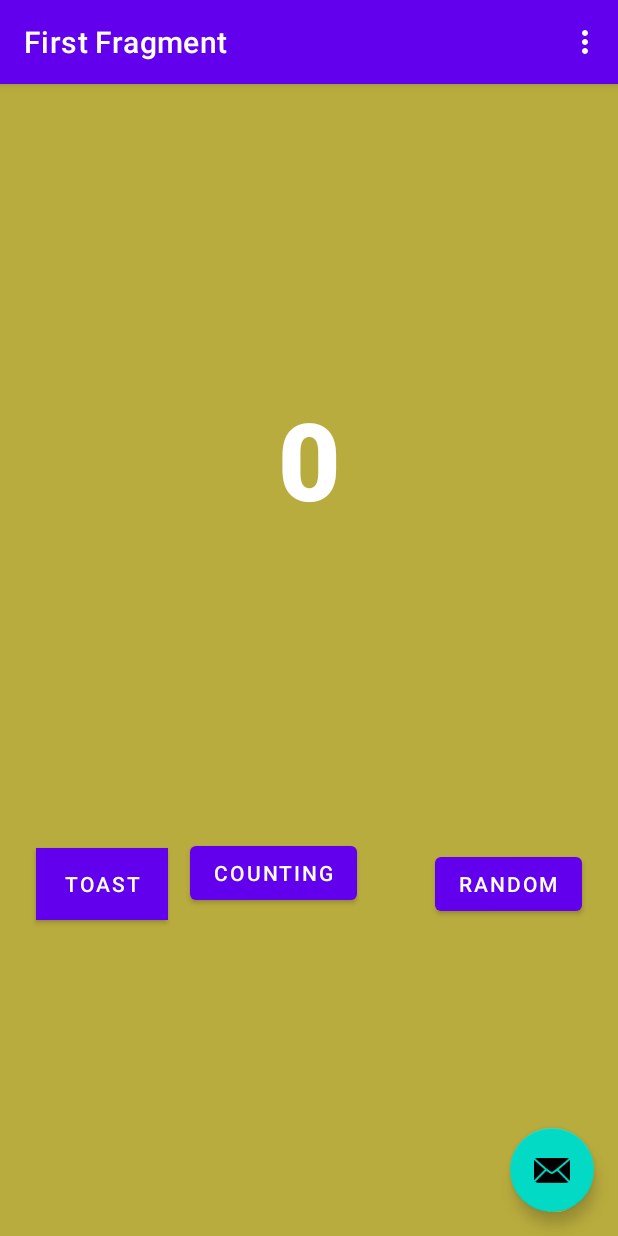
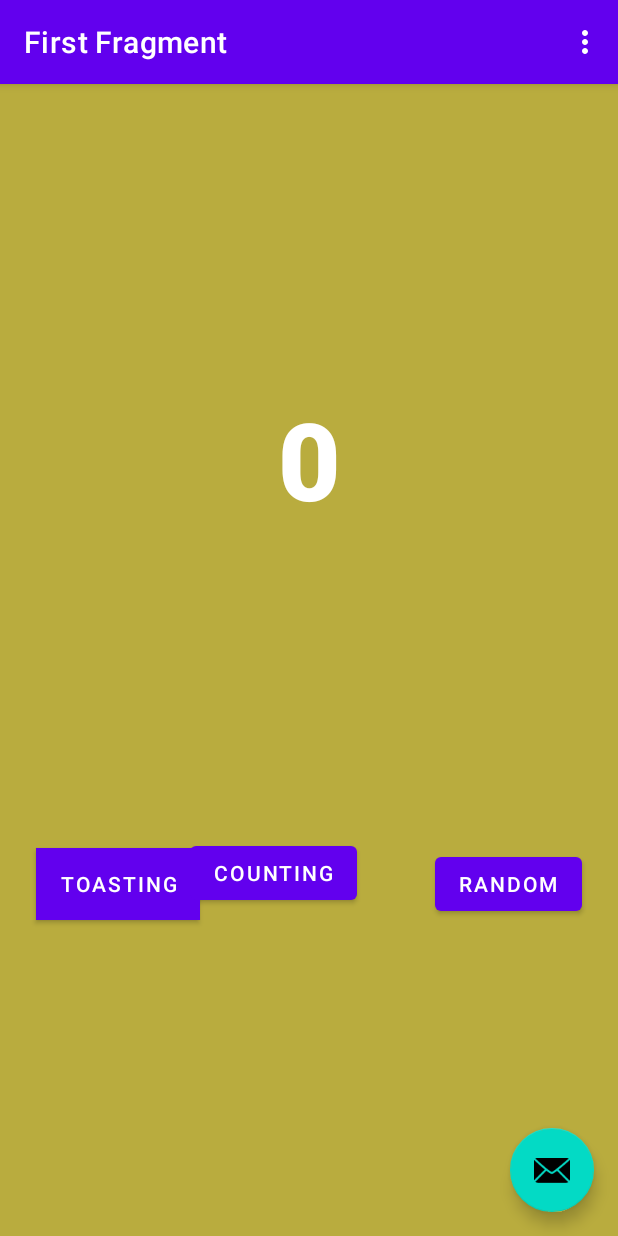
Before and after one commit to Chinwe-MC/upgraded-octo-succotash, an Android app: the screen it shows after launch (MainActivity), on a phone screen of 412 x 824 dp. Run offline under Robolectric (Android 15) with nearby library versions, the phone set to English and light mode, and no system bars; our stand-ins replace navigation-ui.

Commit message:
fourth commit

```diff
--- a/app/src/main/res/values/strings.xml
+++ b/app/src/main/res/values/strings.xml
@@ -9,7 +9,7 @@
 
     <string name="hello_first_fragment">0</string>
     <string name="hello_second_fragment">Hello second fragment. Arg: %1$s</string>
-    <string name="toast_button_text">Toast</string>
+    <string name="toast_button_text">Toasting</string>
     <string name="count_button_text">Counting</string>
     <string name="Helllo_toast">A toast</string>
 </resources>
```
